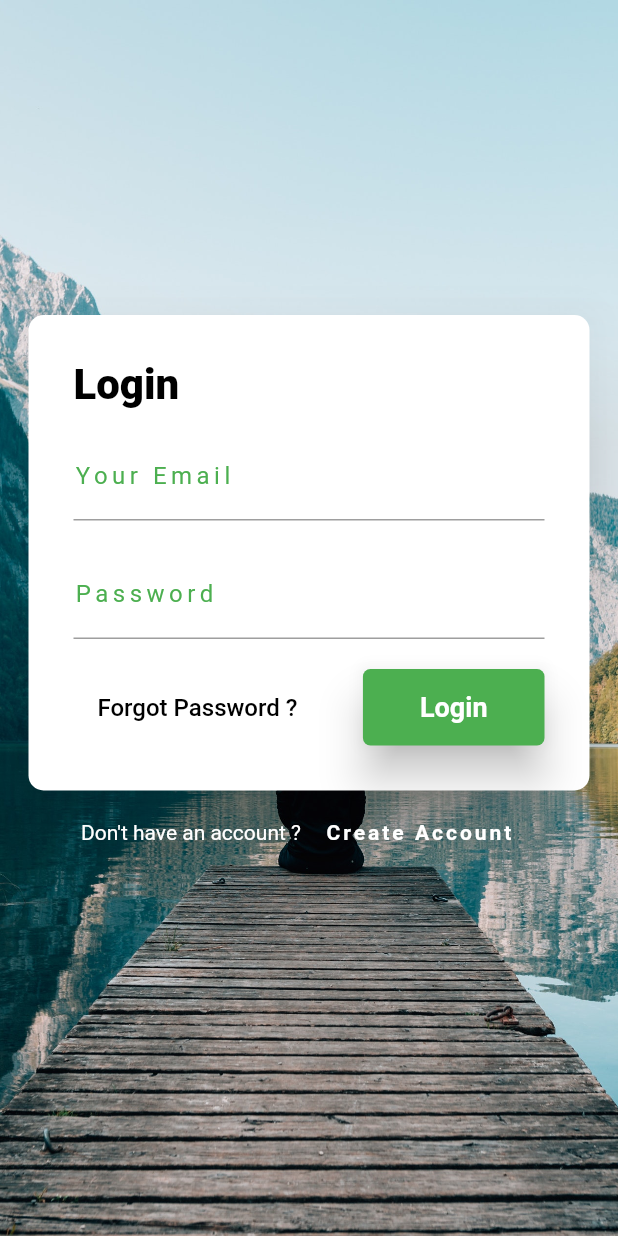
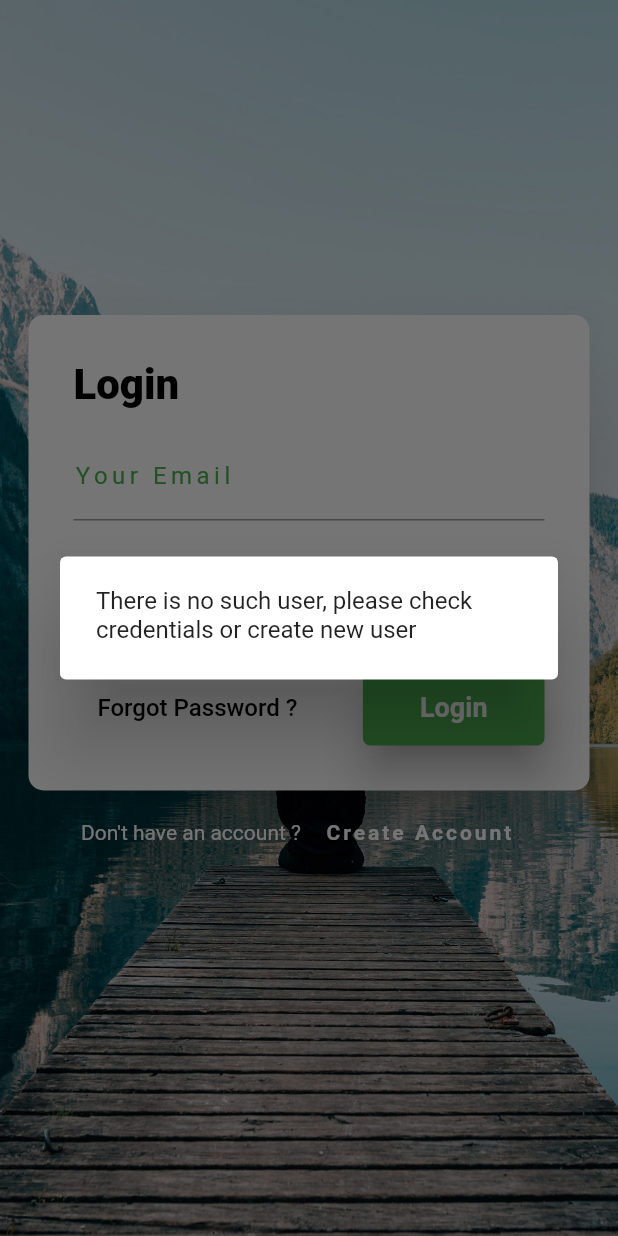
Before and after one commit to RomanNakonechnyi/flutter_app, a Flutter app: the screen it shows after launch, after a tap on "Login", on a phone screen of 412 x 824 dp. Run offline on Flutter 3.47's test engine with Material 2 defaults, Android fonts, the phone set to English and light mode, and no system bars; our stand-ins replace shared_preferences, sqflite; accounts and stored records are empty.

Commit message:
Add sqlite to store users locally.

```diff
--- a/profile_me/lib/models/user.dart
+++ b/profile_me/lib/models/user.dart
@@ -1,20 +1,29 @@
 class User{
+  final int id;
   final String fullName;
   final String password;
   final String login;
-  User({this.fullName, this.password, this.login});
+  User({this.id,this.fullName, this.password, this.login});
 
   factory User.fromJson(Map<String, dynamic> json){
     return new User(
-        fullName: json['name'],
+        id: json['id'],
+        fullName: json['fullName'],
         password: json['password'],
         login: json['login'],
     );
   }
-  Map<String, dynamic> toJson() =>
+
+  Map<String,dynamic> toJson() =>
       {
-        'name': fullName,
+        'id': id,
+        'fullName': fullName,
         'password': password,
         'login': login
       };
+
+  @override
+  String toString() {
+    return 'User{id: $id, name: $fullName, password: $password, login: $login}';
+  }
 }
--- /dev/null
+++ b/profile_me/lib/services/databaseService.dart
@@ -0,0 +1,53 @@
+import 'package:profile_me/models/user.dart';
+import 'package:sqflite/sqflite.dart';
+import 'package:path/path.dart';
+
+class DatabaseService{
+  static DatabaseService _instance;
+  static Future<DatabaseService> getInstance() async {
+    if (_instance == null) {
+      _instance = DatabaseService();
+    }
+    return _instance;
+  }
+
+   static const _dbName = 'user_database.db';
+
+  Future<Database> getDatabase()async{
+    return openDatabase(
+        join(await getDatabasesPath(),_dbName),
+    onCreate: (db,version){
+          return db.execute(
+            "CREATE TABLE users(id INTEGER PRIMARY KEY AUTOINCREMENT, fullName TEXT, password TEXT, login TEXT)",
+          );
+    },
+    version: 2);
+  }
+
+  Future<void> createUser(User user) async{
+    final Database db = await getDatabase();
+    await db.insert(
+      'users',
+      user.toJson(),
+      conflictAlgorithm: ConflictAlgorithm.replace,
+    );
+  }
+
+  Future<List<User>> getUsers() async {
+    // Get a reference to the database.
+    final Database db = await getDatabase();
+
+    // Query the table for all The Users.
+    final List<Map<String, dynamic>> maps = await db.query('users');
+
+    // Convert the List<Map<String, dynamic> into a List<User>.
+    return List.generate(maps.length, (i) {
+      return User(
+        id: maps[i]['id'],
+        fullName: maps[i]['name'],
+        password: maps[i]['password'],
+        login: maps[i]['login']
+      );
+    });
+  }
+}
--- a/profile_me/lib/sign_in.dart
+++ b/profile_me/lib/sign_in.dart
@@ -4,6 +4,7 @@ import 'package:flutter/material.dart';
 import 'package:profile_me/helpers/settings.dart';
 import 'package:profile_me/main.dart';
 import 'package:profile_me/models/user.dart';
+import 'package:profile_me/services/databaseService.dart';
 import 'package:shared_preferences/shared_preferences.dart';
 
 import 'helpers/strings.dart';
@@ -16,6 +17,7 @@ class SignIn extends StatefulWidget {
 class _SignInState extends State<SignIn> {
 
   AuthMode _authMode = AuthMode.SIGNIN;
+  DatabaseService _db;
 
   final loginTextController = new TextEditingController();
   final passwordTextController = new TextEditingController();
@@ -26,13 +28,13 @@ class _SignInState extends State<SignIn> {
   double screenHeight;
 
   @override
-  void dispose() {
-    loginTextController.dispose();
-    passwordTextController.dispose();
-    yourNameTextController.dispose();
-    yourEmailTextController.dispose();
-    yourPasswordTextController.dispose();
-    super.dispose();
+  void initState() {
+    initializeFields();
+    super.initState();
+  }
+
+  void initializeFields() async{
+    _db = await DatabaseService.getInstance();
   }
 
   @override
@@ -179,32 +181,6 @@ class _SignInState extends State<SignIn> {
     );
   }
 
-  void _executeLogin() async {
-    var prefs = await SharedPreferences.getInstance();
-
-    User user = User.fromJson(jsonDecode(prefs.getString(Strings.user)));
-
-    if(user == null){
-      showDialog(context: context,
-          child: AlertDialog(
-            content: Text("Incorrect credentials..."),
-          ));
-      return;
-    }
-    if(loginTextController.text == user.login &&
-        passwordTextController.text == user.password){
-      Settings.currentUser = user;
-      setCurrentTimeAsLastLogged();
-      navigateToHomePage(context);
-    }else{
-      showDialog(context: context,
-      child: AlertDialog(
-        content: Text("Incorrect credentials..."),
-      ));
-    }
-  }
-
-
   Widget registrationCard(BuildContext context) {
     return Column(
       children: <Widget>[
@@ -278,9 +254,9 @@ class _SignInState extends State<SignIn> {
                       RaisedButton(
                         elevation: 15,
                         child: Text("Sign Up",
-                        style: TextStyle(
-                            fontSize: 18,
-                            fontWeight: FontWeight.bold),
+                          style: TextStyle(
+                              fontSize: 18,
+                              fontWeight: FontWeight.bold),
                         ),
                         color: Color(0xFF4B9DFE),
                         textColor: Colors.white,
@@ -340,6 +316,34 @@ class _SignInState extends State<SignIn> {
     );
   }
 
+  void _executeLogin() async {
+    User user;
+    var login = loginTextController.text;
+    var password = passwordTextController.text;
+    var users = await _db.getUsers();
+    users.forEach((element) {print(element.fullName);});
+
+    var userExists = users.any(
+            (user)=> user.password == password
+            && user.login == login);
+    print(userExists);
+    if(!userExists){
+      showDialog(context: context,
+          child: AlertDialog(
+            content: Text("There is no such user, please check credentials or create new user"),
+          ));
+      return;
+    }
+
+    user = users.firstWhere(
+            (user)=> user.password == password
+            && user.login == login);
+
+    Settings.currentUser = user;
+    setCurrentTimeAsLastLogged();
+    navigateToHomePage(context);
+  }
+
   void _executeRegistration() async{
     var prefs = await SharedPreferences.getInstance();
     var newUser = User(
@@ -348,6 +352,7 @@ class _SignInState extends State<SignIn> {
         password: yourPasswordTextController.text
     );
 
+    await _db.createUser(newUser);
     prefs.setString(Strings.user, jsonEncode(newUser));
     Settings.currentUser = newUser;
     setCurrentTimeAsLastLogged();
@@ -362,4 +367,15 @@ class _SignInState extends State<SignIn> {
     var prefs = await SharedPreferences.getInstance();
     await prefs.setInt(Strings.lastTimeQuit, DateTime.now().millisecondsSinceEpoch);
   }
+
+  @override
+  void dispose() {
+    loginTextController.dispose();
+    passwordTextController.dispose();
+    yourNameTextController.dispose();
+    yourEmailTextController.dispose();
+    yourPasswordTextController.dispose();
+    super.dispose();
+  }
+
 }
--- a/profile_me/pubspec.yaml
+++ b/profile_me/pubspec.yaml
@@ -24,6 +24,8 @@ dependencies:
   # Use with the CupertinoIcons class for iOS style icons.
   cupertino_icons: ^0.1.2
   shared_preferences: ^0.5.6
+  sqflite: ^1.2.0
+
 
 dev_dependencies:
   flutter_test:
```
Also changed, not shown: profile_me/pubspec.lock.
